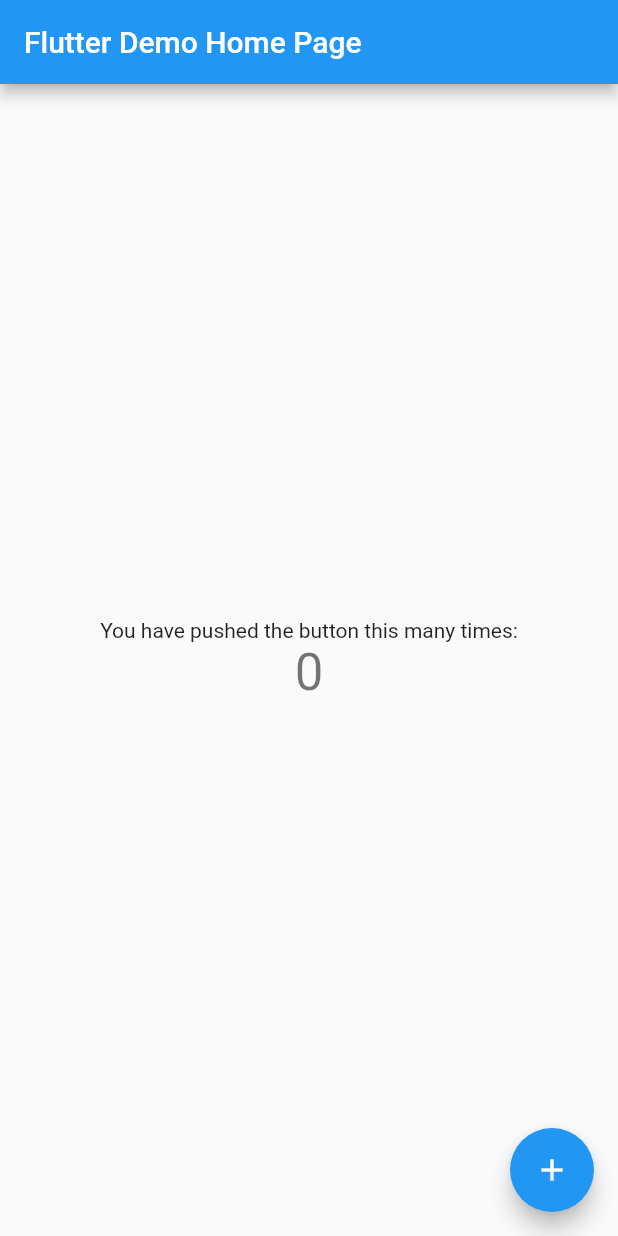
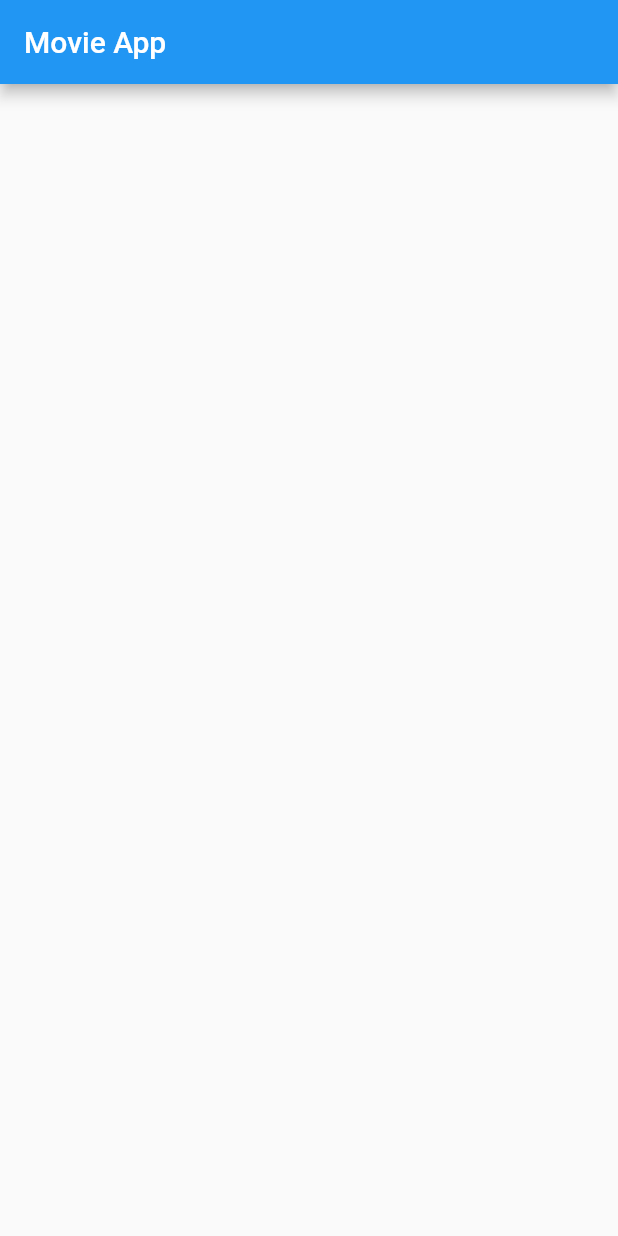
Before and after one commit to leeliwei930/xfers_movies_app_assignment, a Flutter app: the screen it shows after launch, on a phone screen of 412 x 824 dp. Run offline on Flutter 3.47's test engine with Material 2 defaults, Android fonts, the phone set to English and light mode, and no system bars; our stand-ins replace flutter_dotenv, get.

Commit message:
Setup movie data models and controllers

```diff
--- /dev/null
+++ b/lib/constants/layout.dart
@@ -0,0 +1,5 @@
+
+
+import 'package:flutter/material.dart';
+
+const kDefaultPadding = EdgeInsets.all(5);
--- a/lib/main.dart
+++ b/lib/main.dart
@@ -1,113 +1,8 @@
 import 'package:flutter/material.dart';
+import 'package:flutter_dotenv/flutter_dotenv.dart';
+import 'package:xfers_movie_assignment/xfers_movie_app.dart';
 
-void main() {
-  runApp(MyApp());
+void main() async {
+  await dotenv.load(fileName: ".env");
+  runApp(XfersMovieApp());
 }
-
-class MyApp extends StatelessWidget {
-  // This widget is the root of your application.
-  @override
-  Widget build(BuildContext context) {
-    return MaterialApp(
-      title: 'Flutter Demo',
-      theme: ThemeData(
-        // This is the theme of your application.
-        //
-        // Try running your application with "flutter run". You'll see the
-        // application has a blue toolbar. Then, without quitting the app, try
-        // changing the primarySwatch below to Colors.green and then invoke
-        // "hot reload" (press "r" in the console where you ran "flutter run",
-        // or simply save your changes to "hot reload" in a Flutter IDE).
-        // Notice that the counter didn't reset back to zero; the application
-        // is not restarted.
-        primarySwatch: Colors.blue,
-      ),
-      home: MyHomePage(title: 'Flutter Demo Home Page'),
-    );
-  }
-}
-
-class MyHomePage extends StatefulWidget {
-  MyHomePage({Key? key, required this.title}) : super(key: key);
-
-  // This widget is the home page of your application. It is stateful, meaning
-  // that it has a State object (defined below) that contains fields that affect
-  // how it looks.
-
-  // This class is the configuration for the state. It holds the values (in this
-  // case the title) provided by the parent (in this case the App widget) and
-  // used by the build method of the State. Fields in a Widget subclass are
-  // always marked "final".
-
-  final String title;
-
-  @override
-  _MyHomePageState createState() => _MyHomePageState();
-}
-
-class _MyHomePageState extends State<MyHomePage> {
-  int _counter = 0;
-
-  void _incrementCounter() {
-    setState(() {
-      // This call to setState tells the Flutter framework that something has
-      // changed in this State, which causes it to rerun the build method below
-      // so that the display can reflect the updated values. If we changed
-      // _counter without calling setState(), then the build method would not be
-      // called again, and so nothing would appear to happen.
-      _counter++;
-    });
-  }
-
-  @override
-  Widget build(BuildContext context) {
-    // This method is rerun every time setState is called, for instance as done
-    // by the _incrementCounter method above.
-    //
-    // The Flutter framework has been optimized to make rerunning build methods
-    // fast, so that you can just rebuild anything that needs updating rather
-    // than having to individually change instances of widgets.
-    return Scaffold(
-      appBar: AppBar(
-        // Here we take the value from the MyHomePage object that was created by
-        // the App.build method, and use it to set our appbar title.
-        title: Text(widget.title),
-      ),
-      body: Center(
-        // Center is a layout widget. It takes a single child and positions it
-        // in the middle of the parent.
-        child: Column(
-          // Column is also a layout widget. It takes a list of children and
-          // arranges them vertically. By default, it sizes itself to fit its
-          // children horizontally, and tries to be as tall as its parent.
-          //
-          // Invoke "debug painting" (press "p" in the console, choose the
-          // "Toggle Debug Paint" action from the Flutter Inspector in Android
-          // Studio, or the "Toggle Debug Paint" command in Visual Studio Code)
-          // to see the wireframe for each widget.
-          //
-          // Column has various properties to control how it sizes itself and
-          // how it positions its children. Here we use mainAxisAlignment to
-          // center the children vertically; the main axis here is the vertical
-          // axis because Columns are vertical (the cross axis would be
-          // horizontal).
-          mainAxisAlignment: MainAxisAlignment.center,
-          children: <Widget>[
-            Text(
-              'You have pushed the button this many times:',
-            ),
-            Text(
-              '$_counter',
-              style: Theme.of(context).textTheme.headline4,
-            ),
-          ],
-        ),
-      ),
-      floatingActionButton: FloatingActionButton(
-        onPressed: _incrementCounter,
-        tooltip: 'Increment',
-        child: Icon(Icons.add),
-      ), // This trailing comma makes auto-formatting nicer for build methods.
-    );
-  }
-}
--- a/lib/models/movie.dart
+++ b/lib/models/movie.dart
@@ -1,5 +1,64 @@
 import 'package:json_annotation/json_annotation.dart';
+
+part 'movie.g.dart';
+
 @JsonSerializable()
 class Movie {
 
+  @JsonKey(name: "adult")
+  late bool adult;
+
+  @JsonKey(name: "backdrop_path")
+  late String backdropPath;
+
+  @JsonKey(name: "poster_path")
+  late String posterPath;
+
+  @JsonKey(name: "genre_ids")
+  late List<int> genresId;
+
+  @JsonKey(name: "id")
+  late int id;
+
+  @JsonKey(name: "original_language")
+  late String originalLanguage;
+
+  @JsonKey(name: "original_title")
+  late String originalTitle;
+
+  @JsonKey(name: "overview")
+  late String overview;
+
+  @JsonKey(name: "popularity")
+  late double popularity;
+
+  @JsonKey(name: "release_date",fromJson: _parseDateTime)
+  late DateTime releaseDate;
+
+  @JsonKey(name: "title")
+  late String title;
+
+  @JsonKey(name: "video")
+  late bool video;
+
+  @JsonKey(name: "vote_average")
+  late double voteAverage;
+
+  @JsonKey(name: "vote_count")
+  late int voteCount;
+
+  Movie({
+    required this.adult, required this.backdropPath, required this.genresId,
+    required this.id, required this.originalLanguage, required this.originalTitle,
+    required this.overview, required this.popularity, required this.posterPath,
+    required this.releaseDate, required this.title, required this.video,
+    required this.voteAverage, required this.voteCount
+  });
+
+  static DateTime _parseDateTime(String val){
+    return DateTime.parse(val);
+  }
+
+  factory Movie.fromJson(Map<String, dynamic> json) => _$MovieFromJson(json);
+  Map<String, dynamic> toJson() => _$MovieToJson(this);
 }
--- a/lib/views/home_view.dart
+++ b/lib/views/home_view.dart
@@ -0,0 +1,30 @@
+
+import 'package:flutter/material.dart';
+import 'package:xfers_movie_assignment/constants/layout.dart';
+
+class HomeView extends StatefulWidget {
+  _HomeViewState createState() => _HomeViewState();
+}
+
+
+class _HomeViewState extends State<HomeView> {
+
+  @override
+  Widget build(BuildContext context) {
+    // TODO: implement build
+    return Scaffold(
+      appBar: AppBar(
+        centerTitle: false,
+        title: Text("Movie App"),
+      ),
+      body: Container(
+        padding: kDefaultPadding,
+        child: Column(
+          children: [
+            Text("")
+          ],
+        ),
+      ),
+    );
+  }
+}
--- a/lib/xfers_movie_app.dart
+++ b/lib/xfers_movie_app.dart
@@ -1,6 +1,7 @@
 
 import 'package:flutter/material.dart';
 import 'package:get/get.dart';
+import 'package:xfers_movie_assignment/views/home_view.dart';
 
 class XfersMovieApp extends StatefulWidget {
 
--- a/pubspec.yaml
+++ b/pubspec.yaml
@@ -32,6 +32,7 @@ dependencies:
 
 dev_dependencies:
   build_runner: ^2.0.6
+  flutter_dotenv: ^5.0.0
   flutter_test:
     sdk: flutter
   json_serializable: ^4.1.4
@@ -48,7 +49,8 @@ flutter:
   uses-material-design: true
 
   # To add assets to your application, add an assets section, like this:
-  # assets:
+  assets:
+    - ".env"
   #   - images/a_dot_burr.jpeg
   #   - images/a_dot_ham.jpeg
 
```
Also changed, not shown: lib/controllers/movie_controller.dart (added, +66 -0 lines), lib/models/movie_paginator.dart (added, +33 -0 lines), lib/providers/moviedb_provider.dart (added, +46 -0 lines), lib/components/movie_card.dart (added), lib/components/movie_list_item.dart (deleted), lib/models/movie.g.dart (added), lib/models/movie_paginator.g.dart (added), pubspec.lock, 2 other files.
